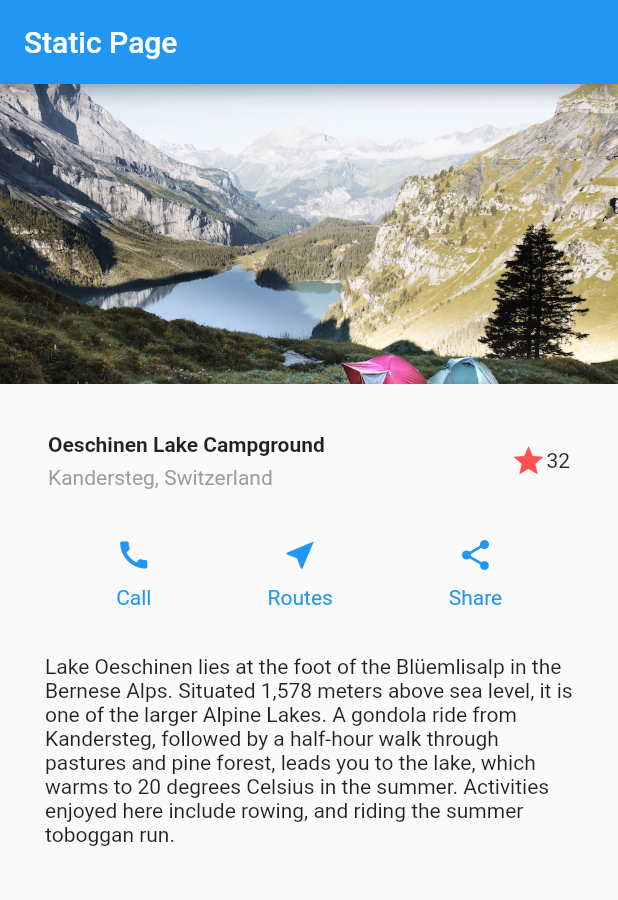
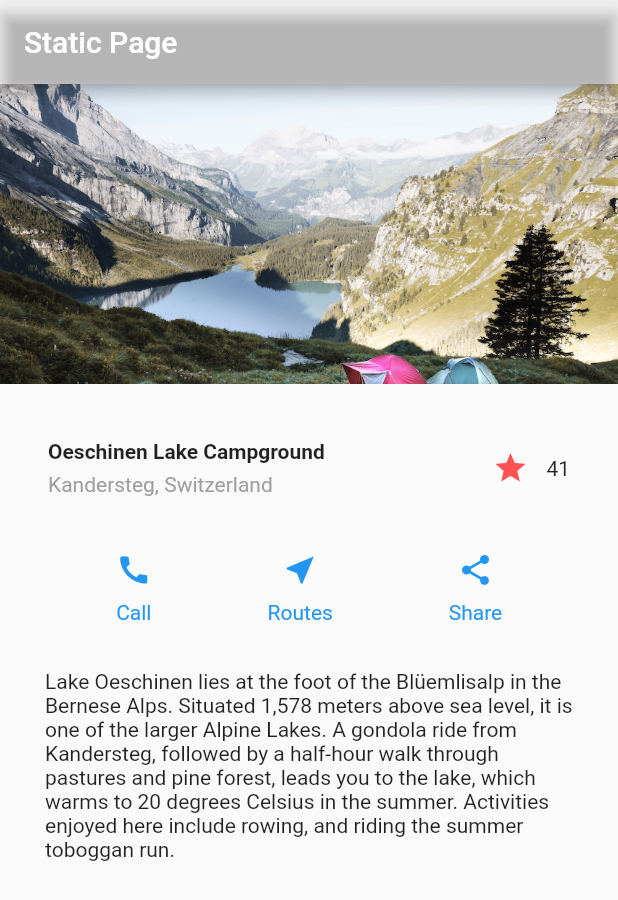
Before and after one commit to shuvamlal/Flutter-Examples, a Flutter app: the screen it shows after launch, on a phone screen of 412 x 824 dp. Shown: the top 900 px of the screen. Run offline on Flutter 3.47's test engine with Material 2 defaults, Android fonts, the phone set to English and light mode, and no system bars; our stand-ins replace shared_preferences.

Commit message:
add like button

```diff
--- a/static_pages/lib/main.dart
+++ b/static_pages/lib/main.dart
@@ -9,8 +9,10 @@ class MyApp extends StatelessWidget {
   @override
   Widget build(BuildContext context) {
     return MaterialApp(
+      debugShowCheckedModeBanner: false,
       home: Scaffold(
         appBar: AppBar(
+          backgroundColor: Colors.transparent,
           title: Text("Static Page"),
         ),
         body: HomePage(),
--- a/static_pages/lib/title_section.dart
+++ b/static_pages/lib/title_section.dart
@@ -1,6 +1,14 @@
 import 'package:flutter/material.dart';
 
-class TitleSection extends StatelessWidget {
+class TitleSection extends StatefulWidget {
+  @override
+  _TitleSectionState createState() => _TitleSectionState();
+}
+
+class _TitleSectionState extends State<TitleSection> {
+  bool _isFavourite = true;
+  int _isCount = 41;
+
   @override
   Widget build(BuildContext context) {
     return Container(
@@ -11,13 +19,37 @@ class TitleSection extends StatelessWidget {
               child: Column(
             crossAxisAlignment: CrossAxisAlignment.start,
             children: [
-              Text("Oeschinen Lake Campground", style: TextStyle(fontWeight: FontWeight.bold),),
+              Text(
+                "Oeschinen Lake Campground",
+                style: TextStyle(fontWeight: FontWeight.bold),
+              ),
               Padding(padding: EdgeInsets.only(top: 6)),
-              Text("Kandersteg, Switzerland", style: TextStyle(color: Colors.grey),)
+              Text(
+                "Kandersteg, Switzerland",
+                style: TextStyle(color: Colors.grey),
+              )
             ],
           )),
-          Icon(Icons.star, color: Colors.redAccent,),
-          Text("32")
+          IconButton(
+              icon: Icon(
+                _isFavourite ? Icons.star : Icons.star_border,
+                color: Colors.redAccent,
+              ),
+              onPressed: () {
+                setState(() {
+                  if (_isFavourite) {
+                    _isFavourite = false;
+                    _isCount--;
+                  } else {
+                    _isFavourite = true;
+                    _isCount++;
+                  }
+                });
+              }),
+          Text('$_isCount'),
+          Center(
+
+          )
         ],
       ),
     );
```
